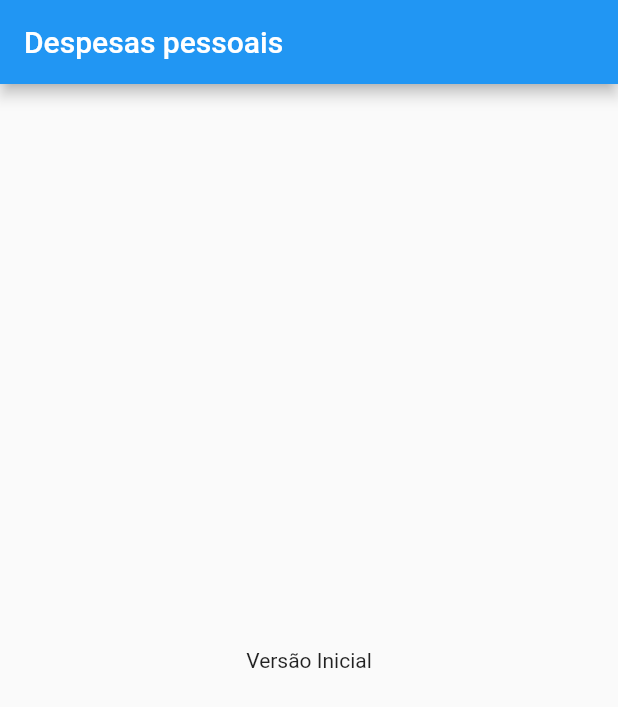
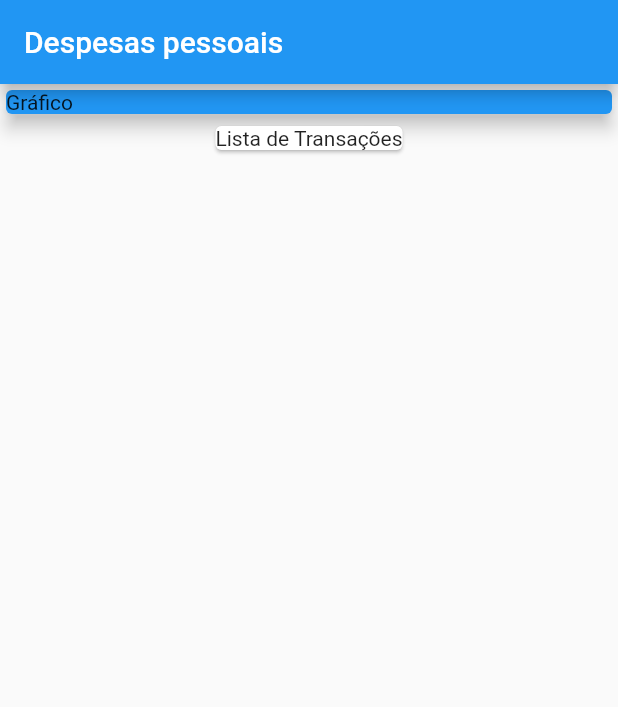
Before and after one commit to marcosdenisalves/expenses, a Flutter app: the screen it shows after launch, on a phone screen of 412 x 824 dp. Shown: the top 707 px of the screen. Run offline on Flutter 3.47's test engine with Material 2 defaults, Android fonts, the phone set to English and light mode, and no system bars.

Commit message:
Combinando Widgets

```diff
--- a/lib/main.dart
+++ b/lib/main.dart
@@ -17,12 +17,23 @@ class MyHomePage extends StatelessWidget {
   @override
   Widget build(BuildContext context) {
     return Scaffold(
-      appBar: AppBar(
-        title: Text('Despesas pessoais'),
-      ),
-      body: Center(
-        child: Text('Versão Inicial'),
-      ),
-    );
+        appBar: AppBar(
+          title: Text('Despesas pessoais'),
+        ),
+        body: Column(
+          children: <Widget>[
+            Container(
+              width: double.infinity,
+              child: Card(
+                color: Colors.blue,
+                child: Text('Gráfico'),
+                elevation: 5,
+              ),
+            ),
+            Card(
+              child: Text('Lista de Transações'),
+            )
+          ],
+        ));
   }
 }
```
